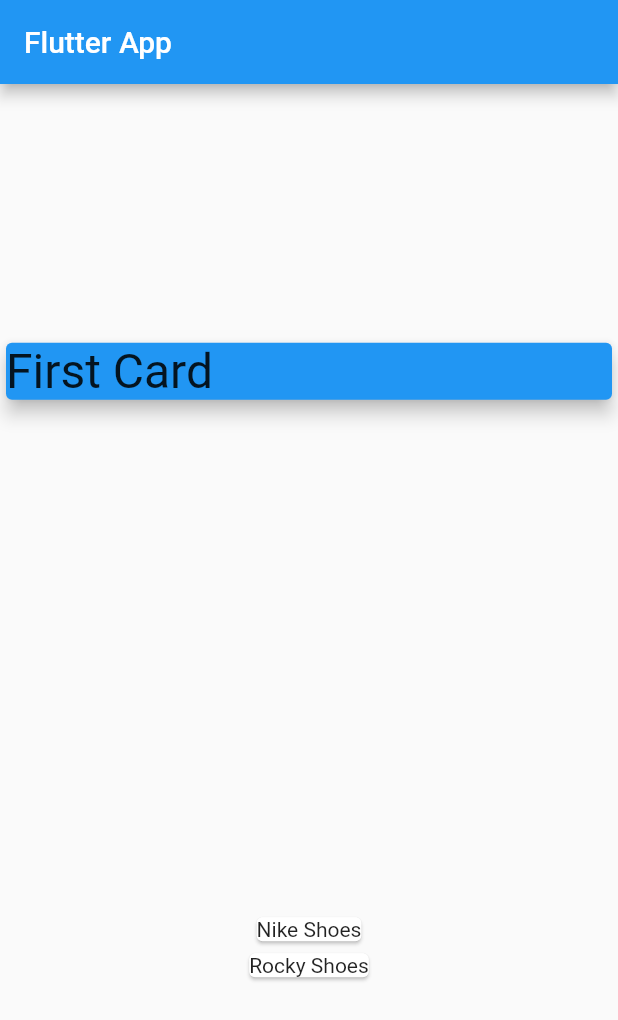
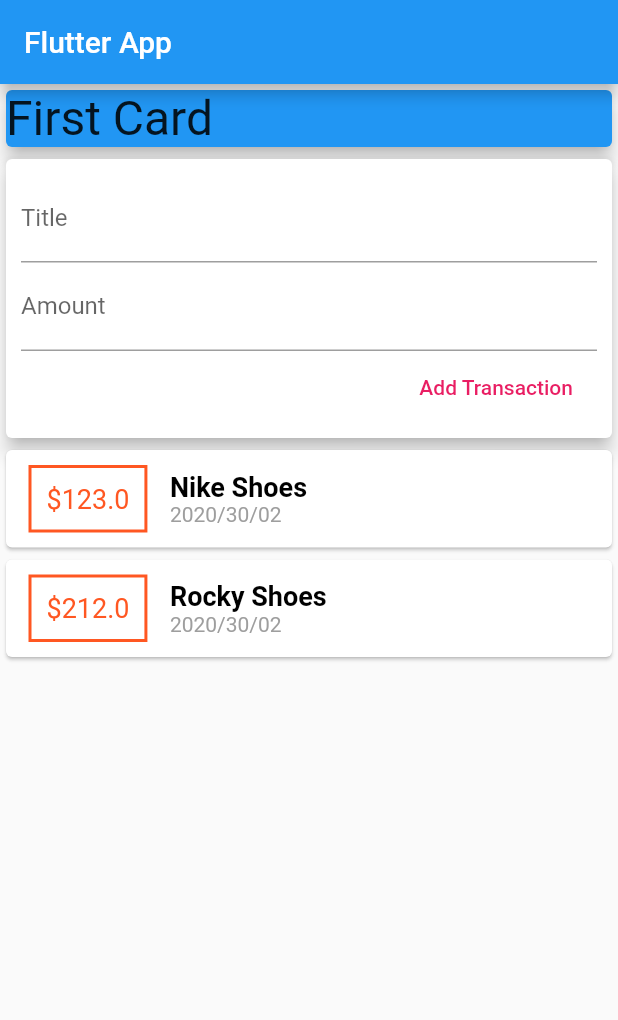
Before and after one commit to rajSon5512/expensemanager, a Flutter app: the screen it shows after launch, on a phone screen of 412 x 824 dp. Shown: the top 1020 px of the screen. Run offline on Flutter 3.47's test engine with Material 2 defaults, Android fonts, the phone set to English and light mode, and no system bars.

Commit message:
84 completed

```diff
--- a/lib/main.dart
+++ b/lib/main.dart
@@ -1,5 +1,7 @@
 import 'package:expensemanager/transactions.dart';
+import 'package:flutter/cupertino.dart';
 import 'package:flutter/material.dart';
+import 'package:intl/intl.dart';
 
 void main()=>runApp(MyApp());
 
@@ -17,6 +19,9 @@ class MyApp extends StatelessWidget {
 
 class MyAppState extends StatelessWidget {
 
+  final titlecontroller = TextEditingController();
+  final amountcontroller = TextEditingController();
+
   final List<Transactions> transactions=[
     Transactions('1', 'Nike Shoes', 123, DateTime.now()),
     Transactions('2', 'Rocky Shoes',212, DateTime.now()),
@@ -29,7 +34,7 @@ class MyAppState extends StatelessWidget {
         title: Text('Flutter App'),
       ),
       body:Column(
-        mainAxisAlignment: MainAxisAlignment.spaceAround,
+        //mainAxisAlignment: MainAxisAlignment.spaceAround,
         crossAxisAlignment: CrossAxisAlignment.stretch,
         children: [
           Container(
@@ -40,11 +45,50 @@ class MyAppState extends StatelessWidget {
               elevation: 5,
             ),
           ),
+          Card(
+            elevation: 5,
+            child: Container(
+              padding: EdgeInsets.all(10),
+              child: Column(
+                crossAxisAlignment: CrossAxisAlignment.end,
+                children: [
+                  TextField(
+                    decoration: InputDecoration(labelText: 'Title'), controller: titlecontroller,),
+                  TextField(decoration: InputDecoration(labelText: 'Amount'),controller: amountcontroller,),
+                  FlatButton(onPressed: (){
+                    print(titlecontroller.text);
+                  }, child: Text('Add Transaction'),textColor: Colors.pink,)
+                ],
+              ),
+            ),
+          ),
           Column(
             children:
               transactions.map((t){
                 return Card(
-                child:Text(t.title),);
+                child:Row(
+                  children: [
+                    Container(
+                      margin:EdgeInsets.symmetric(
+                        vertical: 10,
+                        horizontal: 15
+                      ),
+                      child: Text('\$${t.amount}',style: TextStyle(fontSize: 18,color: Colors.deepOrange),),
+                      decoration: BoxDecoration(
+                          border: Border.all(color: Colors.deepOrange,
+                          width: 2,
+                          )),
+                          padding: EdgeInsets.all(10),
+                    ),
+                    Column(
+                      crossAxisAlignment: CrossAxisAlignment.start,
+                      children: [
+                        Text(t.title,style: TextStyle(fontWeight: FontWeight.bold,color: Colors.black,fontSize: 18),),
+                        Text(DateFormat('yyyy/mm/dd').format(t.dateTime),style: TextStyle(color: Colors.grey),),
+                      ],
+                    )
+                  ],
+                ),);
              }).toList()
           )
         ],
--- a/pubspec.yaml
+++ b/pubspec.yaml
@@ -23,6 +23,8 @@ environment:
 dependencies:
   flutter:
     sdk: flutter
+  intl: ^0.16.1
+
 
 
   # The following adds the Cupertino Icons font to your application.
```
Also changed, not shown: pubspec.lock.
